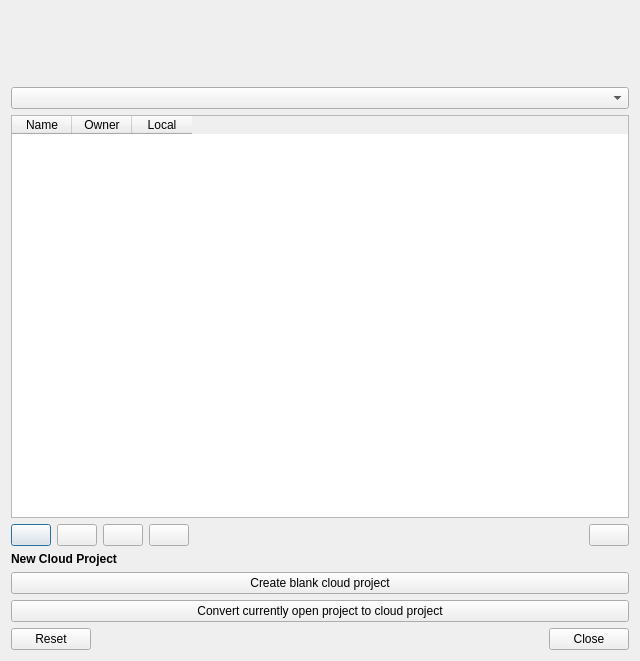
lindangulopez/qfieldsync, file qfieldsync/ui/cloud_projects_dialog.ui: the form before one commit.
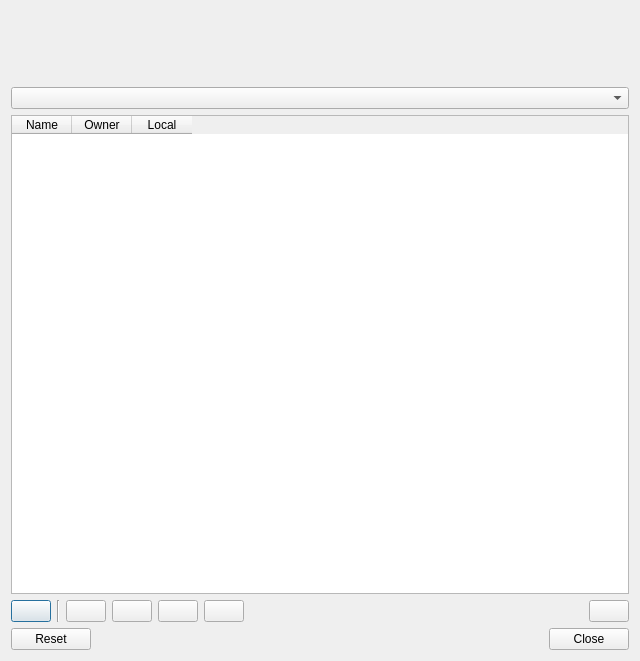
The form after the commit. The open tabs and pages were chosen to show the change. Icons and pictures are not drawn.

Commit message: Integrate project create inside the cloud dialog

```diff
--- a/qfieldsync/ui/cloud_projects_dialog.ui
+++ b/qfieldsync/ui/cloud_projects_dialog.ui
@@ -167,6 +167,27 @@
        </item>
        <item>
         <layout class="QHBoxLayout" name="projectsActionsHLayout">
+         <item>
+          <widget class="QPushButton" name="createButton">
+           <property name="toolTip">
+            <string>Create New Project</string>
+           </property>
+           <property name="text">
+            <string/>
+           </property>
+           <property name="icon">
+            <iconset>
+             <normaloff>../resources/cloud_create.svg</normaloff>../resources/cloud_create.svg</iconset>
+           </property>
+          </widget>
+         </item>
+         <item>
+          <widget class="Line" name="line">
+           <property name="orientation">
+            <enum>Qt::Vertical</enum>
+           </property>
+          </widget>
+         </item>
          <item>
           <widget class="QPushButton" name="synchronizeButton">
            <property name="toolTip">
@@ -252,39 +273,6 @@
          </item>
         </layout>
        </item>
-       <item>
-        <widget class="QLabel" name="projectsActionLabel">
-         <property name="font">
-          <font>
-           <weight>75</weight>
-           <bold>true</bold>
-          </font>
-         </property>
-         <property name="text">
-          <string>New Cloud Project</string>
-         </property>
-        </widget>
-       </item>
-       <item>
-        <widget class="QPushButton" name="createButton">
-         <property name="toolTip">
-          <string>Create Blank QFieldCloud Project</string>
-         </property>
-         <property name="text">
-          <string>Create blank cloud project</string>
-         </property>
-        </widget>
-       </item>
-       <item>
-        <widget class="QPushButton" name="convertButton">
-         <property name="toolTip">
-          <string>Convert Currently Open Project to Cloud Project</string>
-         </property>
-         <property name="text">
-          <string>Convert currently open project to cloud project</string>
-         </property>
-        </widget>
-       </item>
       </layout>
      </widget>
      <widget class="QWidget" name="projectsFormPage">
```
Left out of the diff: 23 changed lines with no effect on the pictures. The commit also changes 4 other files.
